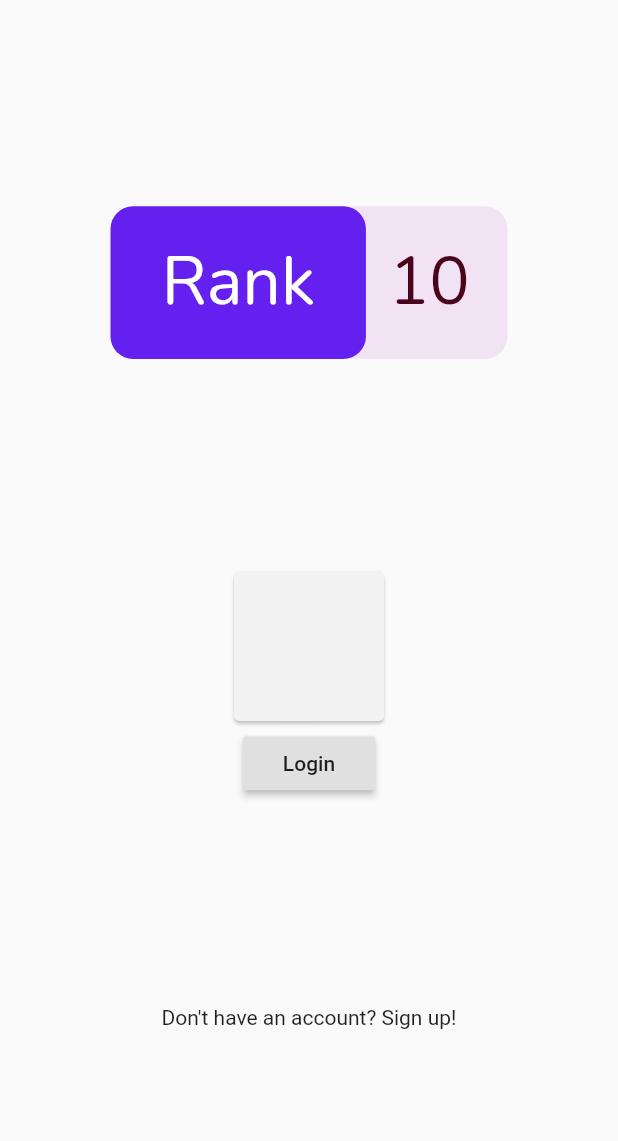
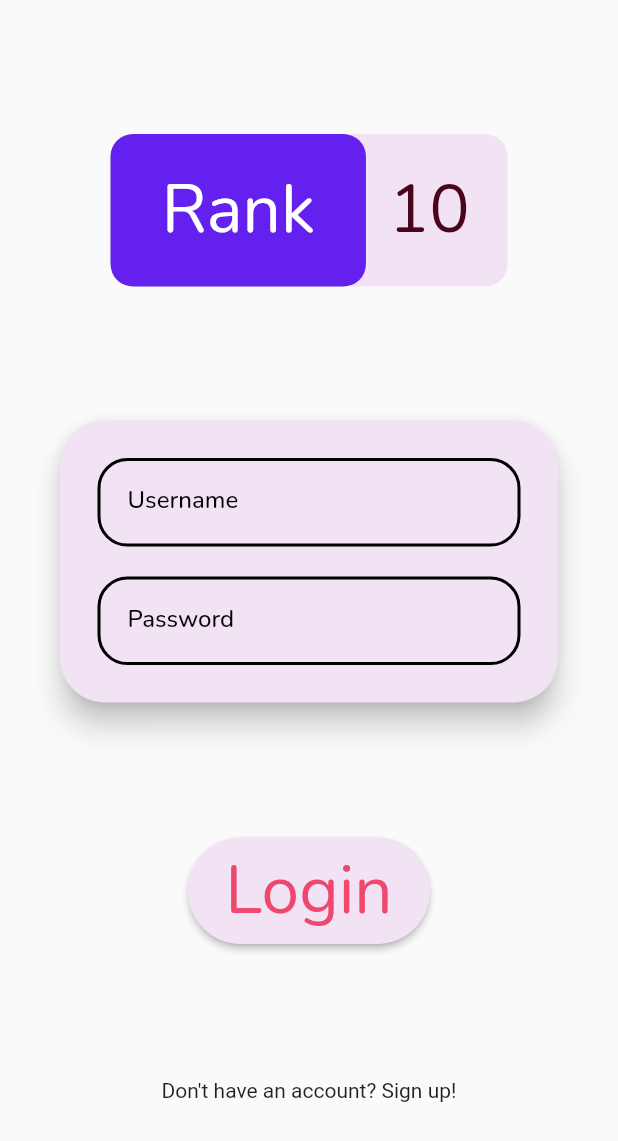
Before and after one commit to meh430/rank_ten_flutter, a Flutter app: the screen it shows after launch, on a phone screen of 412 x 824 dp. Shown: the top 1141 px of the screen. Run offline on Flutter 3.47's test engine with Material 2 defaults, Android fonts, the phone set to English and light mode, and no system bars; our stand-ins replace flutter_spinkit, google_fonts, shared_preferences.

Commit message:
Styling login

```diff
--- a/lib/app_theme.dart
+++ b/lib/app_theme.dart
@@ -17,12 +17,15 @@ const darkCard = Color(0xff4D4D4D);
 class AppTheme {
   static getTextTheme(bool isDark, TextTheme base) {
     return base.copyWith(
-        headline1: GoogleFonts.nunito(color: darkSienna),
-        headline2: GoogleFonts.nunito(color: darkSienna),
-        headline3: GoogleFonts.nunito(color: darkSienna),
-        headline4: GoogleFonts.nunito(color: darkSienna),
-        headline5: GoogleFonts.nunito(color: darkSienna),
-        headline6: GoogleFonts.nunito(color: darkSienna));
+      headline1: GoogleFonts.nunito(color: darkSienna),
+      headline2: GoogleFonts.nunito(color: darkSienna),
+      headline3: GoogleFonts.nunito(color: darkSienna),
+      headline4: GoogleFonts.nunito(color: darkSienna),
+      headline5: GoogleFonts.nunito(color: darkSienna),
+      headline6: GoogleFonts.nunito(color: darkSienna),
+      caption: GoogleFonts.nunito(color: darkSienna),
+      bodyText1: GoogleFonts.nunito(color: darkSienna),
+    );
   }
 
   static getAppTheme(bool isDark) {
@@ -32,6 +35,7 @@ class AppTheme {
         textTheme: getTextTheme(isDark, base.textTheme),
         primaryTextTheme: getTextTheme(isDark, base.primaryTextTheme),
         accentTextTheme: getTextTheme(isDark, base.accentTextTheme),
+        primaryColor: lavender,
         backgroundColor: isDark ? darkBackground : white,
         cardColor: isDark ? darkCard : lightCard);
   }
--- a/lib/login.dart
+++ b/lib/login.dart
@@ -1,4 +1,10 @@
+import 'package:flutter/cupertino.dart';
 import 'package:flutter/material.dart';
+import 'package:rank_ten/app_theme.dart';
+
+const inputStyle = OutlineInputBorder(
+    borderSide: BorderSide(color: Colors.black, width: 2.0),
+    borderRadius: BorderRadius.all(Radius.circular(20.0)));
 
 class Login extends StatefulWidget {
   @override
@@ -9,21 +15,81 @@ class _LoginState extends State<Login> {
   @override
   Widget build(BuildContext context) {
     return Column(
-      mainAxisAlignment: MainAxisAlignment.center,
+      mainAxisAlignment: MainAxisAlignment.spaceBetween,
       children: <Widget>[
         Card(
-          child: SizedBox(
-            height: 100,
-            width: 100,
-          ),
-        ),
+            color: palePurple,
+            elevation: 8.0,
+            shape: RoundedRectangleBorder(
+              borderRadius: BorderRadius.circular(30.0),
+            ),
+            margin: EdgeInsets.only(left: 40, right: 40, bottom: 10.0),
+            child: Padding(padding: EdgeInsets.all(10.0), child: LoginForm())),
+        SizedBox(height: 80),
         RaisedButton(
+          padding:
+              EdgeInsets.only(left: 25.0, right: 25.0, top: 5.0, bottom: 5.0),
+          color: palePurple,
           onPressed: () {
             print("pressed");
           },
-          child: Text("Login"),
+          shape: RoundedRectangleBorder(
+            borderRadius: BorderRadius.circular(40.0),
+          ),
+          child: Text("Login",
+              style: Theme.of(context)
+                  .primaryTextTheme
+                  .headline3
+                  .copyWith(color: paraPink)),
         )
       ],
     );
   }
 }
+
+class LoginForm extends StatefulWidget {
+  @override
+  _LoginFormState createState() => _LoginFormState();
+}
+
+class _LoginFormState extends State<LoginForm> {
+  final _fKey = GlobalKey<FormState>();
+
+  @override
+  Widget build(BuildContext context) {
+    final labelStyle = Theme.of(context)
+        .primaryTextTheme
+        .headline6
+        .copyWith(fontSize: 16)
+        .copyWith(color: Colors.black);
+    return Form(
+      key: _fKey,
+      child: Container(
+        margin: EdgeInsets.all(15.0),
+        child: Column(
+          mainAxisAlignment: MainAxisAlignment.spaceEvenly,
+          children: <Widget>[
+            TextFormField(
+                decoration: InputDecoration(
+                    labelText: 'Username',
+                    contentPadding: EdgeInsets.all(20.0),
+                    labelStyle: labelStyle,
+                    border: inputStyle,
+                    enabledBorder: inputStyle,
+                    focusedBorder: inputStyle)),
+            SizedBox(height: 20.0),
+            TextFormField(
+                obscureText: true,
+                decoration: InputDecoration(
+                    contentPadding: EdgeInsets.all(20.0),
+                    labelText: 'Password',
+                    border: inputStyle,
+                    labelStyle: labelStyle,
+                    enabledBorder: inputStyle,
+                    focusedBorder: inputStyle))
+          ],
+        ),
+      ),
+    );
+  }
+}
--- a/lib/login_signin.dart
+++ b/lib/login_signin.dart
@@ -11,6 +11,7 @@ class _LoginSigninState extends State<LoginSignin> {
   @override
   Widget build(BuildContext context) {
     return Scaffold(
+      resizeToAvoidBottomInset: false,
       body: Center(
         child: Column(
           mainAxisAlignment: MainAxisAlignment.spaceEvenly,
```
